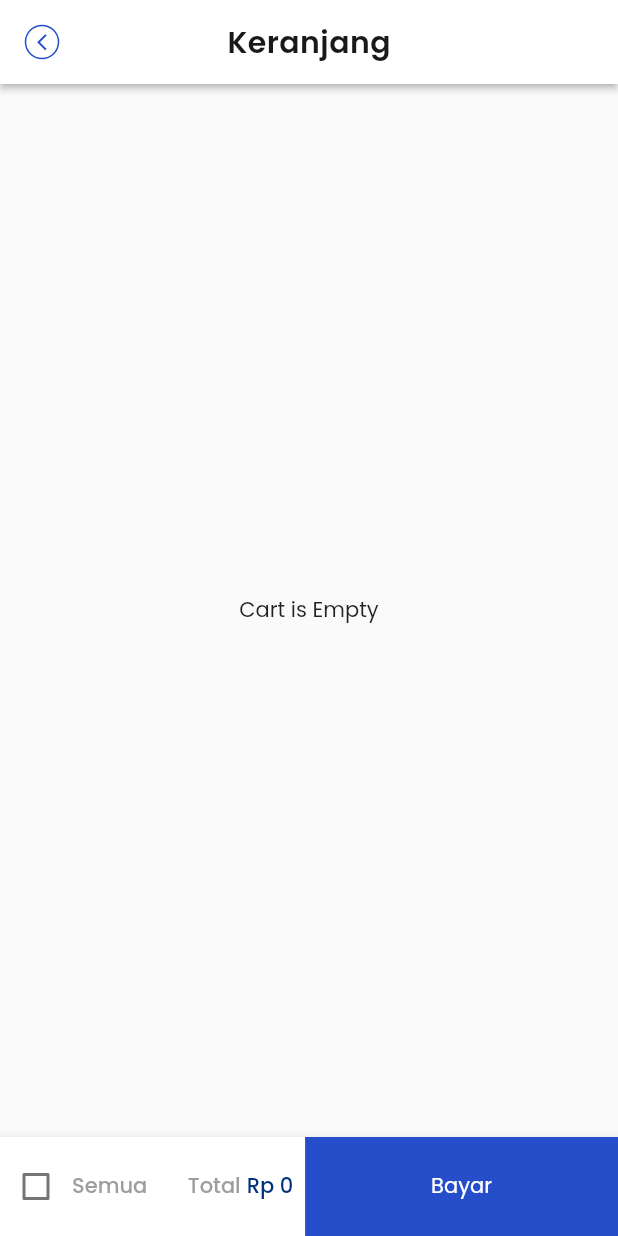
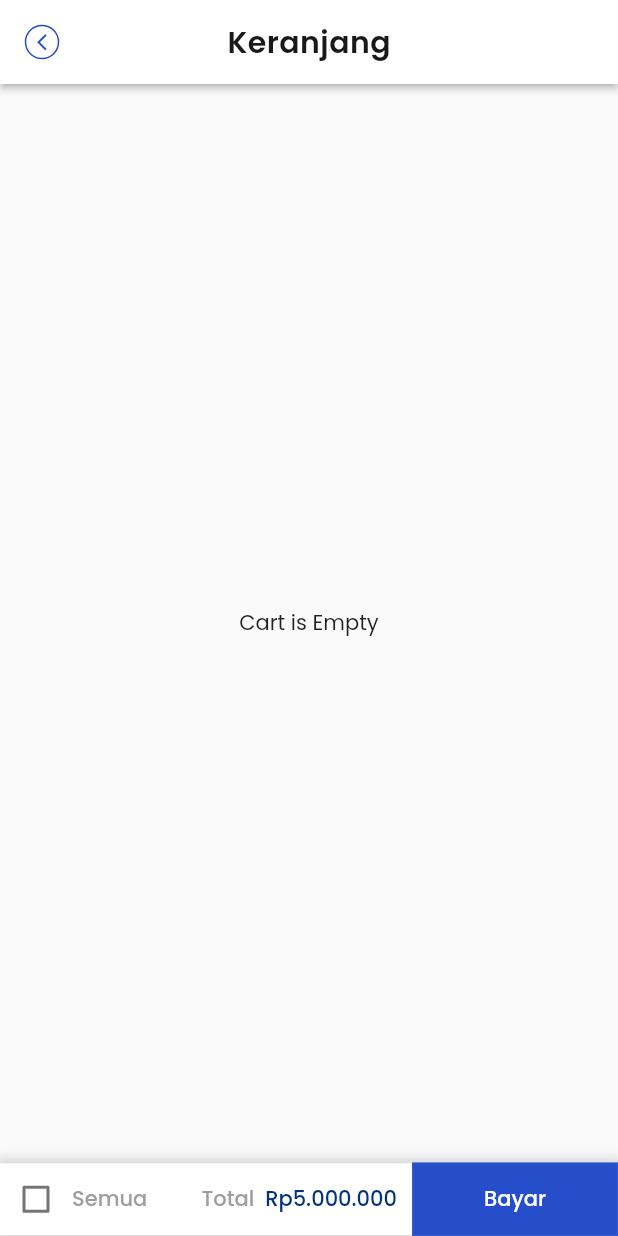
Before and after one commit to Kelompok-17-Capstone/mobile_flutter, a Flutter app: the CartView screen opened by its route, on a phone screen of 412 x 824 dp. Run offline on Flutter 3.47's test engine with Material 2 defaults, Android fonts, the phone set to English and light mode, and no system bars; our stand-ins replace barcode_widget, file_picker, flutter_dotenv, shared_preferences; accounts and stored records are empty; network calls fail.

Commit message:
create custom bottomnavbar

```diff
--- a/lib/views/dashboard/product/cart_view.dart
+++ b/lib/views/dashboard/product/cart_view.dart
@@ -32,7 +32,10 @@ class _CartViewState extends State<CartView> {
 
     return Scaffold(
       appBar: customAppBar(context, title: 'Keranjang', isBackButton: true, isElevated: true),
-      body: items.isEmpty
+      body: Column(
+        children: [
+          Expanded(
+            child: items.isEmpty
             ? const Center(
               child: Text('Cart is Empty'),
             )
@@ -42,21 +45,24 @@ class _CartViewState extends State<CartView> {
                 return CatalogProductCard(index: index);
               },
             ),
-      bottomNavigationBar: BottomAppBar(
-        child: Container(
+          ),
+          Container(
             decoration: BoxDecoration(
-            color: Colors.white,
               boxShadow: [
                 BoxShadow(
                   color: Colors.grey.withOpacity(0.5),
-                spreadRadius: 1,
-                blurRadius: 1,
-                offset: const Offset(0, 2),
+                  spreadRadius: 5,
+                  blurRadius: 7,
+                  offset: const Offset(0, 3), // changes position of shadow
                 ),
-            ]
+              ],
             ),
-          width: 428,
-          height: 66,
+            child: Row(
+              children: [
+                Expanded(
+                  flex: 2,
+                  child: Container(
+                    color: Colors.white,
                     child: Row(
                       children: [
                         Checkbox(
@@ -67,53 +73,35 @@ class _CartViewState extends State<CartView> {
                             });
                           },
                         ),
-              const Text('Semua', style: TextStyle(
-                color: Colors.grey,
-                fontWeight: FontWeight.w500
-              ),),
-              const SizedBox(width:27),
-              const Text('Total', style: TextStyle(
-                color: Colors.grey,
-                fontWeight: FontWeight.w500
-              ),),
-              const SizedBox(width:4),
-              Text(
-                formatRupiah(Provider.of<CartProvider>(context).totalProduct),
-                  style: const TextStyle(
-                  color: Color.fromRGBO(0, 49, 123, 1),
-                  fontWeight: FontWeight.w500
+                        const Text('Semua', style: TextStyle(color: Colors.grey, fontWeight: FontWeight.w500)),
+                        const Spacer(),
+                        const Text('Total  ', style: TextStyle(color: Colors.grey, fontWeight: FontWeight.w500)),
+                        const Text('Rp5.000.000', style: TextStyle(color: Color(0xFF00317B), fontWeight: FontWeight.w500)),
+                        const SizedBox(width: 10)
+                      ],
+                    )
                   ),
                 ),
-              const SizedBox(width:8),
                 Expanded(
-                child: GestureDetector(
-                  onTap: () {
-                    Navigator.pushNamedAndRemoveUntil(
-                      context,
-                      '/checkout',
-                      ModalRoute.withName('/dashboard'),
-                      arguments: CheckoutViewArgument(cart: items)
-                    );
-                  } ,
                   child: Container(
-                    decoration: const BoxDecoration(
-                      color: Color(0xFF264ECA)
+                    decoration: BoxDecoration(
+                      color: const Color(0xFF264ECA),
+                      border: Border.all(width: 0.5, color: const Color(0xFF264ECA))
                     ),
-                    child: const Center(
-                      child: Text(
-                        'Bayar',
-                        style: TextStyle(
-                          color: Colors.white
-                        ),
-                      ),
-                    ),
+                    child: TextButton(
+                      key: const Key('buy-button-key'),
+                      onPressed: () {
+
+                      },
+                      child: const Text('Bayar', style: TextStyle(color: Colors.white, fontSize: 14, fontWeight: FontWeight.w500)),
                     ),
                   ),
                 )
               ],
             ),
-        ),
-      ),
+          )
+        ],
+      )
     );
   }
 }
```
Lines whose indentation alone changed are shown as unchanged.
